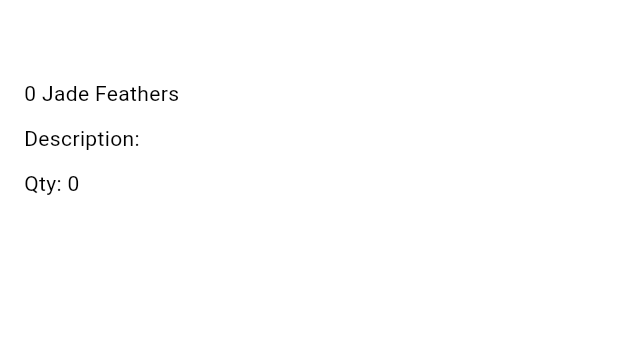
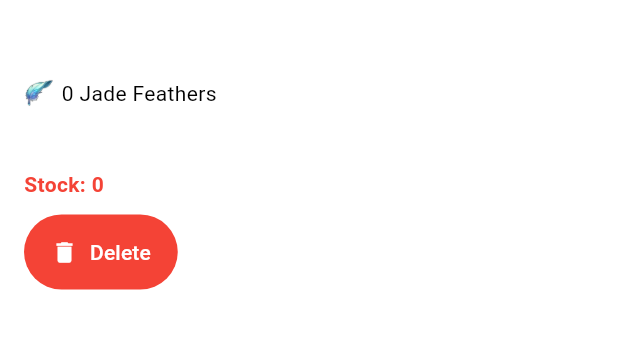
Before and after one commit to HamletJr/jokes-come-true-mobile, a Flutter app: the ProductDetailPage screen opened directly with empty values, on a phone screen of 412 x 824 dp, the part 84-433 px from its top. Run offline on Flutter 3.47's test engine with Material 3 defaults, Android fonts, the phone set to English and light mode, and no system bars; missing offline and left inert: pbp_django_auth.

Commit message:
Tambah styling dan fungsionalitas delete product, perbaiki logic ketika tidak ada produk

```diff
--- a/lib/screens/product_details.dart
+++ b/lib/screens/product_details.dart
@@ -1,6 +1,11 @@
+import 'dart:convert';
+
 import 'package:flutter/material.dart';
 import 'package:jokes_come_true/models/product.dart';
 import 'package:jokes_come_true/widgets/left_drawer.dart';
+import 'package:pbp_django_auth/pbp_django_auth.dart';
+import 'package:jokes_come_true/screens/product_list.dart';
+import 'package:provider/provider.dart';
 
 class ProductDetailPage extends StatelessWidget {
   final Product product;
@@ -8,6 +13,7 @@ class ProductDetailPage extends StatelessWidget {
 
   @override
   Widget build(BuildContext context) {
+    final request = context.watch<CookieRequest>();
     return Scaffold(
       appBar: AppBar(
         title: const Text(
@@ -40,11 +46,77 @@ class ProductDetailPage extends StatelessWidget {
               ),
             ),
             const SizedBox(height: 10),
-            Text("${product.fields.price} Jade Feathers"),
+            Row(
+              children: [
+                Image.asset('assets/images/jade_feather.png', width: 20),
+                const SizedBox(width: 5),
+                Text("${product.fields.price} Jade Feathers"),
+              ],
+            ),
             const SizedBox(height: 10),
-            Text("Description: ${product.fields.description.toString().trim()}"),
+            Text(product.fields.description.toString().trim()),
             const SizedBox(height: 10),
-            Text("Qty: ${product.fields.quantity}")
+            Text(
+              "Stock: ${product.fields.quantity}",
+              style: TextStyle(
+                color: product.fields.quantity > 10
+                    ? Colors.green
+                    : product.fields.quantity > 0
+                        ? const Color.fromARGB(255, 204, 154, 15)
+                        : Colors.red,
+                fontWeight: FontWeight.bold,
+              ),
+            ),
+            const SizedBox(height: 10),
+            FilledButton(
+              style: ButtonStyle(
+                backgroundColor: WidgetStateProperty.all(
+                    Colors.red),
+                padding: WidgetStateProperty.all(
+                  const EdgeInsets.symmetric(vertical: 15.0, horizontal: 18.0)),
+              ),
+              onPressed: () async {
+                final response = await request.postJson(
+                  "http://127.0.0.1:8000/delete-flutter",
+                  jsonEncode(<String, String>{
+                    'id': product.pk.toString(),
+                  }),
+                );
+                if (context.mounted) {
+                  if (response['status'] == 'success') {
+                    ScaffoldMessenger.of(context)
+                      .showSnackBar(SnackBar(
+                        content: Text("${product.fields.name} has been sucessfully deleted."),
+                      ));
+                      // hanya remove product page yang paling baru, tidak menangani case dimana user
+                      // udah pernah ke product page sebelumnya (males tanganin)
+                      Navigator.pop(context);
+                      Navigator.pushReplacement(context,
+                        MaterialPageRoute(builder: (context) => const ProductPage()),
+                      );
+                  } else {
+                    ScaffoldMessenger.of(context)
+                      .showSnackBar(const SnackBar(
+                        content:
+                          Text("An error occured, please try again."),
+                      ));
+                  }
+                }
+              },
+              child: Row(
+                mainAxisSize: MainAxisSize.min,
+                children: const [
+                  Icon(Icons.delete, color: Colors.white),
+                  SizedBox(width: 8),
+                  Text(
+                    "Delete",
+                    style: TextStyle(
+                      color: Colors.white,
+                    ),
+                  ),
+                ],
+              ),
+            )
           ],
         ),
       ),
--- a/lib/screens/product_form.dart
+++ b/lib/screens/product_form.dart
@@ -158,7 +158,7 @@ class _ProductFormPageState extends State<ProductFormPage> {
                         // Kirim ke Django dan tunggu respons
                         // TODO: Ganti URL dan jangan lupa tambahkan trailing slash (/) di akhir URL!
                         final response = await request.postJson(
-                          "http://127.0.0.1:8000/create-flutter/",
+                          "http://127.0.0.1:8000/create-flutter",
                           jsonEncode(<String, String>{
                             'name': _name,
                             'description': _description,
--- a/lib/widgets/left_drawer.dart
+++ b/lib/widgets/left_drawer.dart
@@ -63,7 +63,7 @@ class LeftDrawer extends StatelessWidget {
             },
           ),
           ListTile(
-            leading: const Icon(Icons.shopping_bag_sharp),
+            leading: const Icon(Icons.shopping_bag_outlined),
             title: const Text('All Products'),
             onTap: () {
                 // Route menu ke halaman mood
--- a/pubspec.yaml
+++ b/pubspec.yaml
@@ -65,6 +65,9 @@ flutter:
   # assets:
   #   - images/a_dot_burr.jpeg
   #   - images/a_dot_ham.jpeg
+  assets:
+    - assets/images/jade_feather.png
+    - assets/images/sad_image.png
 
   # An image asset can refer to one or more resolution-specific "variants", see
   # https://flutter.dev/to/resolution-aware-images
```
Also changed, not shown: lib/screens/login.dart (+9 -1 lines), lib/screens/product_list.dart (+28 -13 lines), lib/screens/register.dart (+9 -1 lines), assets/images/jade_feather.png (added), assets/images/sad_image.png (added).
